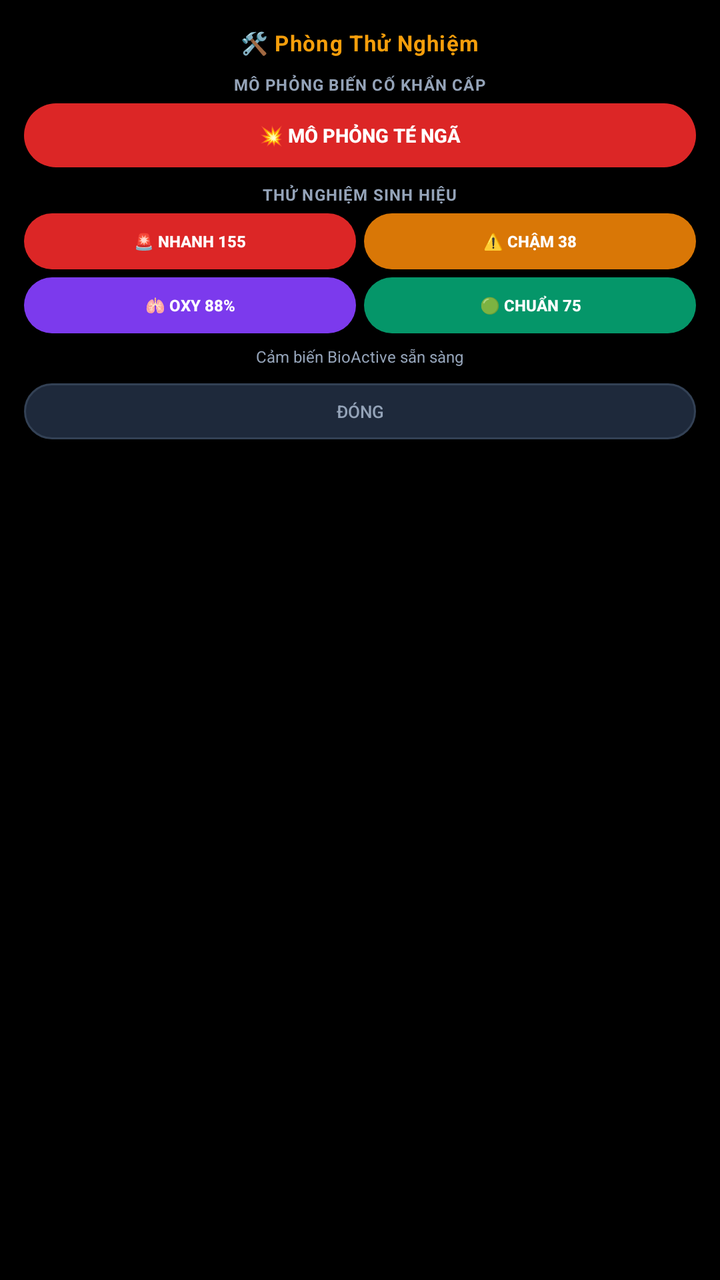
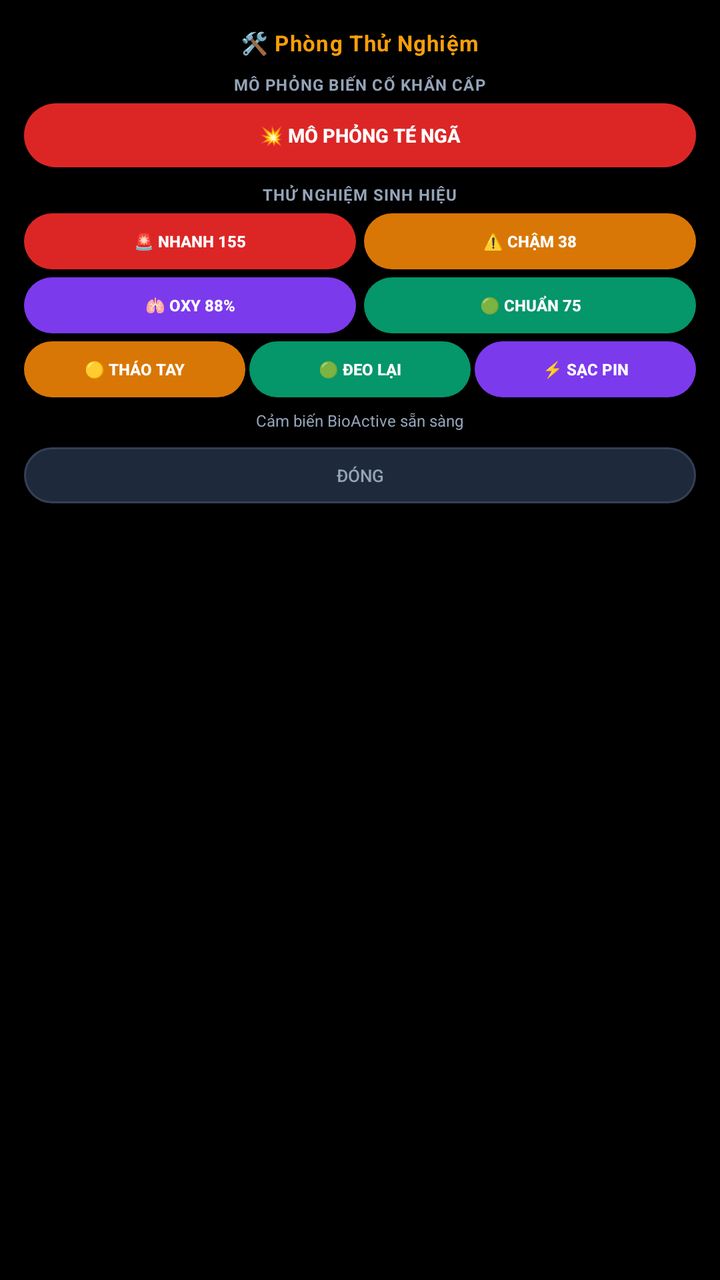

Compare the two renders of this Android layout. The source of the first and the diff that turns it into the second are given below.
<!-- AndroidManifest.xml: application theme android:Theme.DeviceDefault -->
<!-- res/layout/dialog_wear_test_lab.xml -->
<?xml version="1.0" encoding="utf-8"?>
<ScrollView xmlns:android="http://schemas.android.com/apk/res/android"
    android:layout_width="match_parent"
    android:layout_height="match_parent"
    android:background="@color/wear_black"
    android:scrollbars="none"
    android:fillViewport="true"
    android:paddingTop="14dp"
    android:paddingBottom="24dp"
    android:paddingHorizontal="12dp">

    <LinearLayout
        android:layout_width="match_parent"
        android:layout_height="wrap_content"
        android:gravity="center_horizontal"
        android:orientation="vertical">

        
        <TextView
            android:id="@+id/tvDialogTitle"
            android:layout_width="wrap_content"
            android:layout_height="wrap_content"
            android:text="🛠️ Phòng Thử Nghiệm"
            android:textColor="#F59E0B"
            android:textSize="11sp"
            android:letterSpacing="0.04"
            android:textStyle="bold" />

        <TextView
            android:layout_width="wrap_content"
            android:layout_height="wrap_content"
            android:layout_marginTop="8dp"
            android:text="MÔ PHỎNG BIẾN CỐ KHẨN CẤP"
            android:textColor="#94A3B8"
            android:textSize="8sp"
            android:letterSpacing="0.05"
            android:textStyle="bold" />

        
        <Button
            android:id="@+id/btnSimulateFall"
            android:layout_width="match_parent"
            android:layout_height="32dp"
            android:layout_marginTop="4dp"
            android:background="@drawable/bg_wear_btn_fall"
            android:elevation="0dp"
            android:stateListAnimator="@null"
            android:text="💥 Mô Phỏng Té Ngã"
            android:textColor="@color/wear_text_primary"
            android:textSize="9.5sp"
            android:textStyle="bold" />

        
        <TextView
            android:layout_width="wrap_content"
            android:layout_height="wrap_content"
            android:layout_marginTop="8dp"
            android:text="THỬ NGHIỆM SINH HIỆU"
            android:textColor="#94A3B8"
            android:textSize="8sp"
            android:letterSpacing="0.05"
            android:textStyle="bold" />

        
        <LinearLayout
            android:layout_width="match_parent"
            android:layout_height="wrap_content"
            android:layout_marginTop="4dp"
            android:orientation="horizontal">

            <Button
                android:id="@+id/btnTestTachycardia"
                android:layout_width="0dp"
                android:layout_height="28dp"
                android:layout_weight="1"
                android:layout_marginEnd="2dp"
                android:background="@drawable/bg_wear_btn_test_tachy"
                android:elevation="0dp"
                android:stateListAnimator="@null"
                android:text="🚨 Nhanh 155"
                android:textColor="#FFFFFF"
                android:textSize="8sp"
                android:textStyle="bold" />

            <Button
                android:id="@+id/btnTestBradycardia"
                android:layout_width="0dp"
                android:layout_height="28dp"
                android:layout_weight="1"
                android:layout_marginStart="2dp"
                android:background="@drawable/bg_wear_btn_test_brady"
                android:elevation="0dp"
                android:stateListAnimator="@null"
                android:text="⚠️ Chậm 38"
                android:textColor="#FFFFFF"
                android:textSize="8sp"
                android:textStyle="bold" />
        </LinearLayout>

        
        <LinearLayout
            android:layout_width="match_parent"
            android:layout_height="wrap_content"
            android:layout_marginTop="4dp"
            android:orientation="horizontal">

            <Button
                android:id="@+id/btnTestHypoxia"
                android:layout_width="0dp"
                android:layout_height="28dp"
                android:layout_weight="1"
                android:layout_marginEnd="2dp"
                android:background="@drawable/bg_wear_btn_test_hypo"
                android:elevation="0dp"
                android:stateListAnimator="@null"
                android:text="🫁 Oxy 88%"
                android:textColor="#FFFFFF"
                android:textSize="8sp"
                android:textStyle="bold" />

            <Button
                android:id="@+id/btnTestNormal"
                android:layout_width="0dp"
                android:layout_height="28dp"
                android:layout_weight="1"
                android:layout_marginStart="2dp"
                android:background="@drawable/bg_wear_btn_test_norm"
                android:elevation="0dp"
                android:stateListAnimator="@null"
                android:text="🟢 Chuẩn 75"
                android:textColor="#FFFFFF"
                android:textSize="8sp"
                android:textStyle="bold" />
        </LinearLayout>

        
        <TextView
            android:id="@+id/tvDialogLogResult"
            android:layout_width="wrap_content"
            android:layout_height="wrap_content"
            android:layout_marginTop="6dp"
            android:gravity="center"
            android:text="Cảm biến BioActive sẵn sàng"
            android:textColor="@color/wear_text_secondary"
            android:textSize="8sp" />

        
        <Button
            android:id="@+id/btnDialogClose"
            android:layout_width="match_parent"
            android:layout_height="28dp"
            android:layout_marginTop="8dp"
            android:background="@drawable/bg_wear_btn_test_lab"
            android:elevation="0dp"
            android:stateListAnimator="@null"
            android:text="Đóng"
            android:textColor="#94A3B8"
            android:textSize="8.5sp" />

    </LinearLayout>
</ScrollView>
<!-- resources referenced by this layout -->
<resources>
  <color name="wear_black">#000000</color>
  <color name="wear_text_primary">#FFFFFF</color>
  <color name="wear_text_secondary">#94A3B8</color>
  <!-- drawable bg_wear_btn_fall (drawable) -->
  <?xml version="1.0" encoding="utf-8"?>
  <ripple xmlns:android="http://schemas.android.com/apk/res/android"
      android:color="#FF8A80">
      <item>
          <shape android:shape="rectangle">
              <solid android:color="#DC2626" />
              <corners android:radius="24dp" />
          </shape>
      </item>
  </ripple>
  <!-- drawable bg_wear_btn_test_brady (drawable) -->
  <?xml version="1.0" encoding="utf-8"?>
  <ripple xmlns:android="http://schemas.android.com/apk/res/android"
      android:color="#FDE68A">
      <item>
          <shape android:shape="rectangle">
              <solid android:color="#D97706" />
              <corners android:radius="15dp" />
          </shape>
      </item>
  </ripple>
  <!-- drawable bg_wear_btn_test_hypo (drawable) -->
  <?xml version="1.0" encoding="utf-8"?>
  <ripple xmlns:android="http://schemas.android.com/apk/res/android"
      android:color="#DDD6FE">
      <item>
          <shape android:shape="rectangle">
              <solid android:color="#7C3AED" />
              <corners android:radius="15dp" />
          </shape>
      </item>
  </ripple>
  <!-- drawable bg_wear_btn_test_lab (drawable) -->
  <?xml version="1.0" encoding="utf-8"?>
  <ripple xmlns:android="http://schemas.android.com/apk/res/android"
      android:color="#475569">
      <item>
          <shape android:shape="rectangle">
              <solid android:color="#1E293B" />
              <stroke android:width="1dp" android:color="#334155" />
              <corners android:radius="16dp" />
          </shape>
      </item>
  </ripple>
  <!-- drawable bg_wear_btn_test_norm (drawable) -->
  <?xml version="1.0" encoding="utf-8"?>
  <ripple xmlns:android="http://schemas.android.com/apk/res/android"
      android:color="#A7F3D0">
      <item>
          <shape android:shape="rectangle">
              <solid android:color="#059669" />
              <corners android:radius="15dp" />
          </shape>
      </item>
  </ripple>
  <!-- drawable bg_wear_btn_test_tachy (drawable) -->
  <?xml version="1.0" encoding="utf-8"?>
  <ripple xmlns:android="http://schemas.android.com/apk/res/android"
      android:color="#FCA5A5">
      <item>
          <shape android:shape="rectangle">
              <solid android:color="#DC2626" />
              <corners android:radius="15dp" />
          </shape>
      </item>
  </ripple>
</resources>

<!-- the commit's change to res/layout/dialog_wear_test_lab.xml (unified diff, before → after) -->
@@ -134,6 +134,55 @@
         </LinearLayout>
 
         
+        <LinearLayout
+            android:layout_width="match_parent"
+            android:layout_height="wrap_content"
+            android:layout_marginTop="4dp"
+            android:orientation="horizontal">
+
+            <Button
+                android:id="@+id/btnTestUnworn"
+                android:layout_width="0dp"
+                android:layout_height="28dp"
+                android:layout_weight="1"
+                android:layout_marginEnd="2dp"
+                android:background="@drawable/bg_wear_btn_test_brady"
+                android:elevation="0dp"
+                android:stateListAnimator="@null"
+                android:text="🟡 Tháo Tay"
+                android:textColor="#FFFFFF"
+                android:textSize="8sp"
+                android:textStyle="bold" />
+
+            <Button
+                android:id="@+id/btnTestWorn"
+                android:layout_width="0dp"
+                android:layout_height="28dp"
+                android:layout_weight="1"
+                android:layout_marginEnd="2dp"
+                android:background="@drawable/bg_wear_btn_test_norm"
+                android:elevation="0dp"
+                android:stateListAnimator="@null"
+                android:text="🟢 Đeo Lại"
+                android:textColor="#FFFFFF"
+                android:textSize="8sp"
+                android:textStyle="bold" />
+
+            <Button
+                android:id="@+id/btnTestCharging"
+                android:layout_width="0dp"
+                android:layout_height="28dp"
+                android:layout_weight="1"
+                android:background="@drawable/bg_wear_btn_test_hypo"
+                android:elevation="0dp"
+                android:stateListAnimator="@null"
+                android:text="⚡ Sạc Pin"
+                android:textColor="#FFFFFF"
+                android:textSize="8sp"
+                android:textStyle="bold" />
+        </LinearLayout>
+
+        
         <TextView
             android:id="@+id/tvDialogLogResult"
             android:layout_width="wrap_content"
